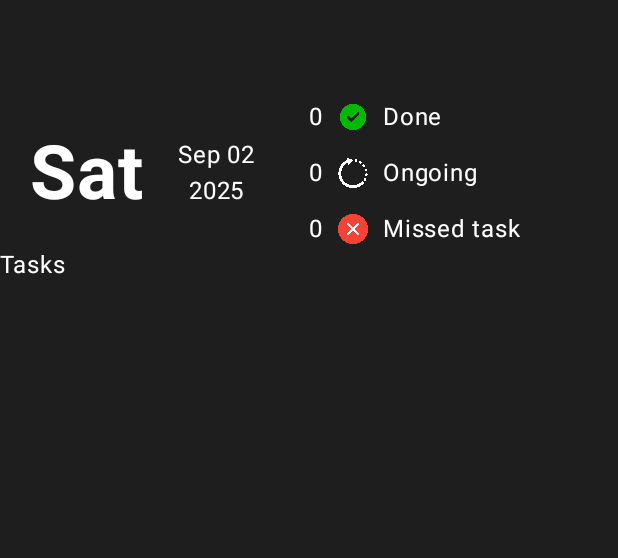
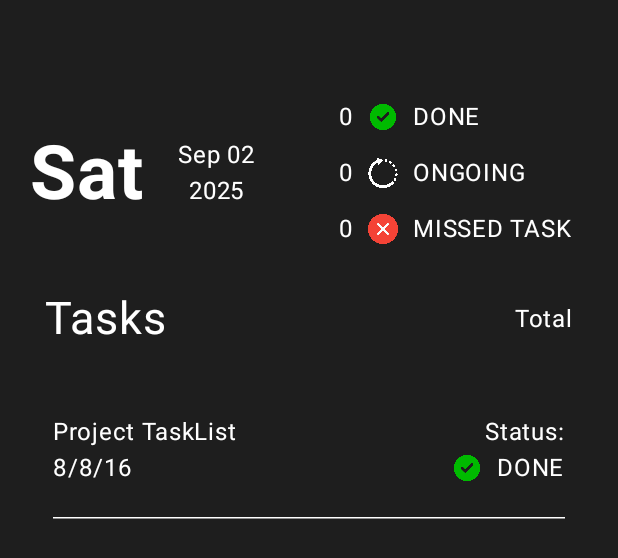
Before and after one commit to AndriQuinn/task-list-app-android, an Android app built with Jetpack Compose: the @Preview function GreetingPreview, on a phone screen of 412 x 824 dp. Shown: the top 558 px of the screen. Run offline under Robolectric (Android 15) with nearby library versions, the phone set to English and light mode, and no system bars.

Commit message:
Added tasklist body

```diff
--- /dev/null
+++ b/app/src/main/java/com/example/tasklist/structure/StatusType.kt
@@ -0,0 +1,23 @@
+package com.example.tasklist.structure
+
+import com.example.tasklist.R
+
+enum class StatusType (
+    val statusName: String,
+    val icon: Int
+) {
+    DONE(
+        statusName = "DONE",
+        icon = R.drawable.done
+    ),
+
+    ONGOING(
+        statusName = "ONGOING",
+        icon = R.drawable.ongoing
+    ),
+
+    MISSEDTASK(
+        statusName = "MISSED TASK",
+        icon = R.drawable.not_done
+    )
+}
--- a/app/src/main/java/com/example/tasklist/ui/theme/Components.kt
+++ b/app/src/main/java/com/example/tasklist/ui/theme/components/Components.kt
@@ -1,38 +1,28 @@
-package com.example.tasklist.ui.theme
+package com.example.tasklist.ui.theme.components
 
 import androidx.compose.foundation.Image
-import androidx.compose.foundation.background
 import androidx.compose.foundation.layout.Arrangement
 import androidx.compose.foundation.layout.Column
 import androidx.compose.runtime.Composable
 import androidx.compose.ui.Modifier
 import androidx.compose.foundation.layout.Row
 import androidx.compose.foundation.layout.Spacer
-import androidx.compose.foundation.layout.fillMaxHeight
 import androidx.compose.foundation.layout.fillMaxSize
 import androidx.compose.foundation.layout.fillMaxWidth
-import androidx.compose.foundation.layout.statusBarsPadding
-import androidx.compose.foundation.rememberScrollState
-import androidx.compose.foundation.verticalScroll
 import androidx.compose.material3.Text
 import androidx.compose.ui.graphics.Color
 import androidx.compose.ui.text.font.FontWeight
 import androidx.compose.ui.tooling.preview.Preview
 import androidx.compose.ui.unit.sp
-import com.example.tasklist.TaskListApp
 import com.example.tasklist.functions.toMonthName
-import com.example.tasklist.ui.theme.TaskListTheme
-import java.text.SimpleDateFormat
-import java.util.Date
-import java.util.Locale
 import androidx.compose.foundation.layout.padding
 import androidx.compose.foundation.layout.size
 import androidx.compose.foundation.layout.width
 import androidx.compose.ui.Alignment
 import androidx.compose.ui.res.painterResource
-import androidx.compose.ui.text.font.FontFamily
 import androidx.compose.ui.unit.dp
 import com.example.tasklist.R
+import com.example.tasklist.structure.StatusType
 
 
 @Composable
@@ -97,57 +87,51 @@ fun StatusIndicatorBar(
     workOngoing: Int,
     modifier: Modifier = Modifier) {
     Column (
-        modifier = modifier.fillMaxSize(),
+        modifier = modifier.padding(horizontal = 20.dp).fillMaxSize(),
         horizontalAlignment = Alignment.Start,
         verticalArrangement = Arrangement.SpaceBetween
     ) {
-
-
         // Tasks Done
         StatusIndicator(
-            status = workDone,
-            icon = R.drawable.done,
-            name = "Done"
+            status = workDone.toString(),
+            statusType = StatusType.DONE
         )
 
         // Ongoin tasks
         StatusIndicator(
-            status = workNotDone,
-            icon = R.drawable.ongoing,
-            name = "Ongoing"
+            status = workOngoing.toString(),
+            statusType = StatusType.ONGOING
         )
 
         // Missed Tasks
         StatusIndicator(
-            status = workDone,
-            icon = R.drawable.not_done,
-            name = "Missed task"
+            status = workNotDone.toString(),
+            statusType = StatusType.MISSEDTASK
         )
     }
 }
 
 @Composable
 fun StatusIndicator(
-    icon: Int,
-    name: String,
-    status: Int
+    statusType: StatusType,
+    status: String = ""
 ) {
     Row(
         verticalAlignment = Alignment.CenterVertically
     ) {
         Text(
-            text = "$status",
+            text = status,
             color = Color.White
         )
         Spacer(Modifier.width(10.dp))
         Image(
-            painter = painterResource(icon),
+            painter = painterResource(statusType.icon),
             contentDescription = "status icon",
             modifier = Modifier.size(20.dp)
         )
         Spacer(Modifier.width(10.dp))
         Text(
-            text = name,
+            text = statusType.statusName,
             color = Color.White
         )
     }
--- a/app/src/main/java/com/example/tasklist/ui/theme/screen/HomeScreen.kt
+++ b/app/src/main/java/com/example/tasklist/ui/theme/screen/HomeScreen.kt
@@ -1,22 +1,33 @@
 package com.example.tasklist.ui.theme.screen
 
 import androidx.compose.foundation.background
+import androidx.compose.foundation.layout.Arrangement
 import androidx.compose.foundation.layout.Column
 import androidx.compose.runtime.Composable
 import androidx.compose.ui.Modifier
 import androidx.compose.foundation.layout.Row
+import androidx.compose.foundation.layout.Spacer
 import androidx.compose.foundation.layout.fillMaxSize
+import androidx.compose.foundation.layout.fillMaxWidth
+import androidx.compose.foundation.layout.padding
 import androidx.compose.foundation.layout.statusBarsPadding
 import androidx.compose.foundation.rememberScrollState
 import androidx.compose.foundation.verticalScroll
 import androidx.compose.material3.Text
+import androidx.compose.ui.Alignment
 import androidx.compose.ui.graphics.Color
 import androidx.compose.ui.tooling.preview.Preview
-import com.example.tasklist.TaskListApp
-import com.example.tasklist.ui.theme.DateBanner
-import com.example.tasklist.ui.theme.StatusIndicator
-import com.example.tasklist.ui.theme.StatusIndicatorBar
+import androidx.compose.ui.unit.dp
+import androidx.compose.ui.unit.sp
+import com.example.tasklist.structure.StatusType
+import com.example.tasklist.ui.theme.components.DateBanner
+import com.example.tasklist.ui.theme.components.StatusIndicatorBar
 import com.example.tasklist.ui.theme.TaskListTheme
+import androidx.compose.foundation.layout.height
+import androidx.compose.material3.HorizontalDivider
+import androidx.compose.ui.unit.dp
+import com.example.tasklist.ui.theme.components.StatusIndicator
+
 
 @Composable
 fun HomeScreen (modifier: Modifier = Modifier) {
@@ -27,19 +38,21 @@ fun HomeScreen (modifier: Modifier = Modifier) {
             .fillMaxSize()
             .verticalScroll(rememberScrollState())
     ) {
-        NavBar(modifier = Modifier.background(Color.Transparent).weight(0.8f))
-//        DateBanner(
-//            date = "Sat/8/02/2025",
-//            modifier = Modifier.background(Color.Blue).weight(1.2f)
-//        )
+        NavBar(modifier = Modifier
+            .background(Color.Transparent)
+            .weight(0.8f)
+        )
         TopBanner(
             date = "Sat/8/02/2025",
             workDone = 0,
             workNotDone = 0,
             workOngoing = 0,
-            modifier = Modifier.weight(1.2f))
+            modifier = Modifier.weight(1.2f)
+        )
         TaskLists(
-            modifier = Modifier.background(Color.Transparent).weight(8f)
+            modifier = Modifier
+                .background(Color.Transparent)
+                .weight(8f)
         )
     }
 }
@@ -79,13 +92,94 @@ fun NavBar(modifier: Modifier = Modifier) {
 @Composable
 fun TaskLists(modifier: Modifier = Modifier) {
     Column (
-        modifier = modifier.fillMaxSize()
+        modifier = modifier
+            .padding(30.dp)
+            .fillMaxSize()
     ) {
-        Text(
-            text = "Tasks",
-            color = Color.White
-        )
+        // Header
+        Row (
+            modifier = Modifier.fillMaxWidth(),
+            horizontalArrangement = Arrangement.SpaceBetween,
+            verticalAlignment = Alignment.CenterVertically
+        ) {
+            Text(
+                text = "Tasks",
+                color = Color.White,
+                fontSize = 30.sp
+            )
+            Text(
+                text = "Total",
+                color = Color.White
+            )
+        }
+
+        // Tasks list
+        Column (
+            modifier = Modifier.padding(
+                vertical = 30.dp,
+                horizontal = 5.dp)
+        ) {
+            TaskTab(
+                title = "Project TaskList",
+                deadline = "8/8/16",
+                status = StatusType.DONE
+            )
+        }
     }
+}
+
+@Composable
+fun TaskTab(
+    title: String,
+    deadline: String,
+    status: StatusType,
+    modifier: Modifier = Modifier
+) {
+    Row (
+        modifier = Modifier
+            .padding(vertical = 15.dp)
+            .fillMaxWidth()
+    ) {
+
+        // Left Part
+        // title and deadline
+        Column(
+            verticalArrangement = Arrangement.SpaceBetween,
+            horizontalAlignment = Alignment.Start,
+            modifier = modifier.weight(1f)
+        ) {
+            Text(
+                text = title,
+                color = Color.White
+            )
+            Text (
+                text = deadline,
+                color = Color.White
+            )
+        }
+
+        // Right Part
+        // Status
+        Column(
+            verticalArrangement = Arrangement.SpaceBetween,
+            horizontalAlignment = Alignment.End,
+            modifier = modifier.weight(1f)
+        ) {
+            Text(
+                text = "Status:",
+                color = Color.White
+            )
+
+            StatusIndicator(
+                statusType = status
+            )
+        }
+    }
+    Spacer(Modifier.height(5.dp))
+    HorizontalDivider(
+        thickness = 1.dp,
+        color = Color.White
+    )
 }
 
 @Preview(
```
Also changed, not shown: app/src/main/java/com/example/tasklist/ui/theme/screen/AddTaskScreen.kt (added, +91 -0 lines).
